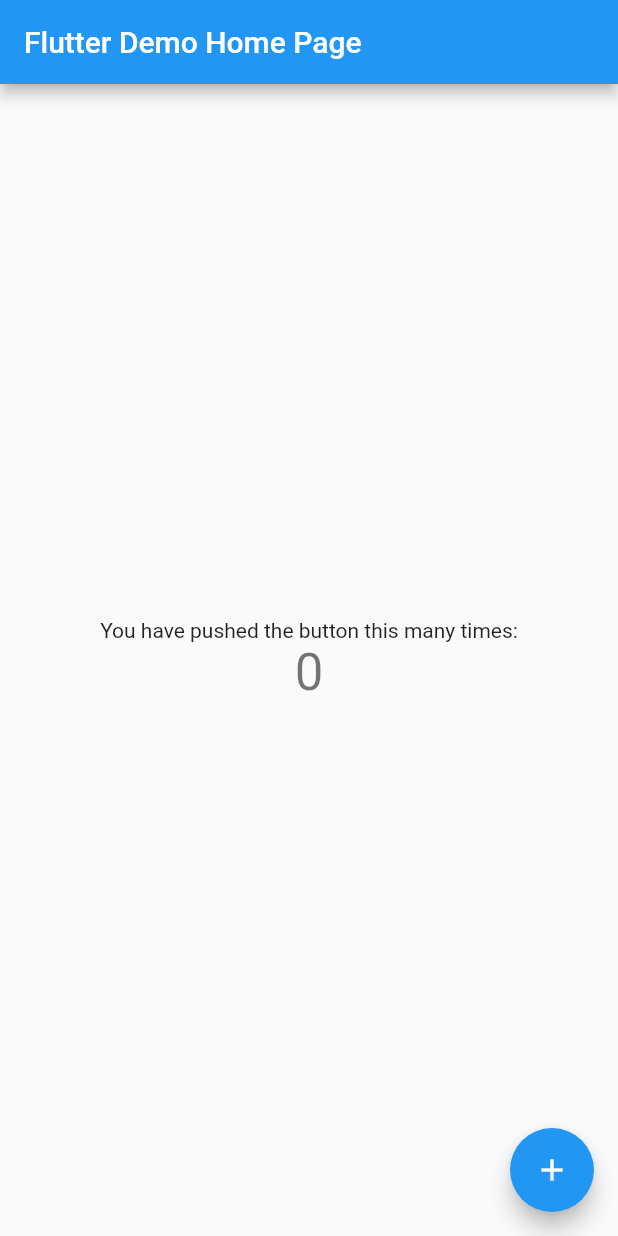
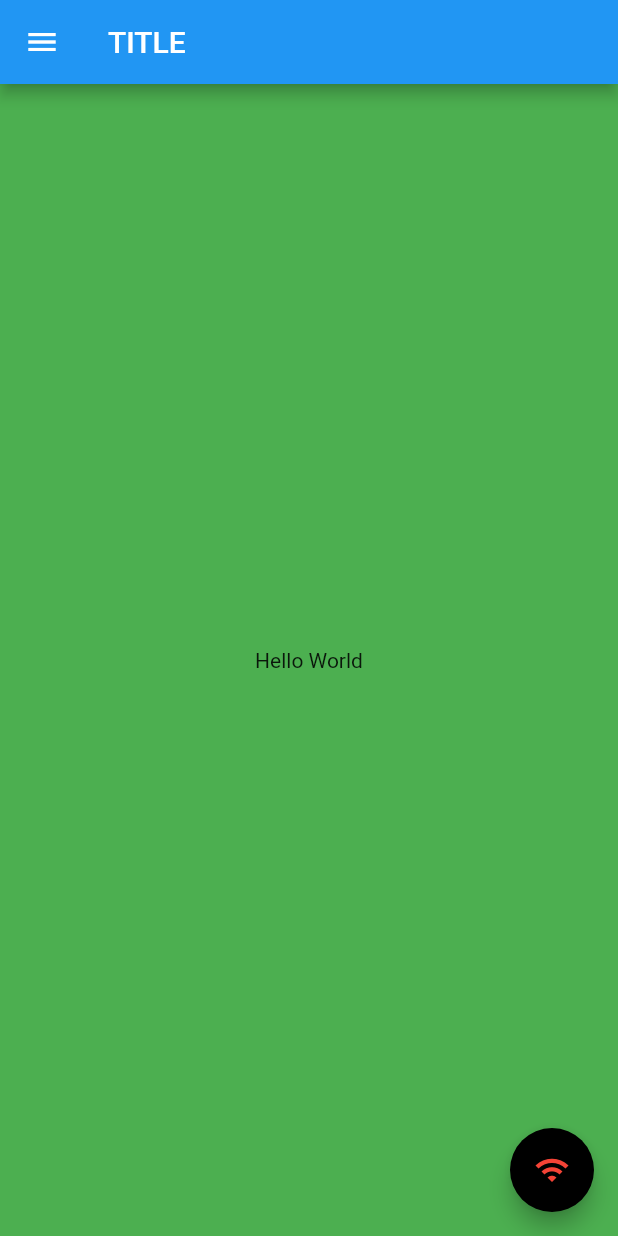
Before and after one commit to mrunali8975/fluttertraining, a Flutter app: the screen it shows after launch, on a phone screen of 412 x 824 dp. Run offline on Flutter 3.47's test engine with Material 2 defaults, Android fonts, the phone set to English and light mode, and no system bars.

Commit message:
homework day2 completed

```diff
--- a/lib/main.dart
+++ b/lib/main.dart
@@ -1,115 +1,42 @@
+import 'package:flutter/cupertino.dart';
 import 'package:flutter/material.dart';
 
-void main() {
-  runApp(const MyApp());
+main() {
+  runApp(MaterialApp(
+    home: FirstPage(),
+    //debugShowCheckedModeBanner: false,
+    //theme: ThemeData(brightness: Brightness.dark,
+    // primaryColor: Colors.green,
+    //),
+  ));
 }
 
-class MyApp extends StatelessWidget {
-  const MyApp({Key? key}) : super(key: key);
-
-  // This widget is the root of your application.
+class FirstPage extends StatelessWidget {
+  const FirstPage({Key? key}) : super(key: key);
   @override
   Widget build(BuildContext context) {
-    return MaterialApp(
-      title: 'Flutter Demo',
-      theme: ThemeData(
-        // This is the theme of your application.
-        //
-        // Try running your application with "flutter run". You'll see the
-        // application has a blue toolbar. Then, without quitting the app, try
-        // changing the primarySwatch below to Colors.green and then invoke
-        // "hot reload" (press "r" in the console where you ran "flutter run",
-        // or simply save your changes to "hot reload" in a Flutter IDE).
-        // Notice that the counter didn't reset back to zero; the application
-        // is not restarted.
-        primarySwatch: Colors.blue,
+    // TODO: implement build
+    return SafeArea(
+      child: Scaffold(
+        appBar: AppBar(
+          leading: Icon(Icons.menu),
+          title: Text("TITLE"),
+        ),
+        backgroundColor: Colors.green,
+
+        body: Center(
+          child: Text("Hello World"),
+        ),
+        floatingActionButton: FloatingActionButton(
+          onPressed: () {},
+          backgroundColor: Colors.black,
+          child: const Icon(
+            Icons.wifi,
+            color: Colors.red,
+          ),
+        ),
+
       ),
-      home: const MyHomePage(title: 'Flutter Demo Home Page'),
     );
   }
 }
-
-class MyHomePage extends StatefulWidget {
-  const MyHomePage({Key? key, required this.title}) : super(key: key);
-
-  // This widget is the home page of your application. It is stateful, meaning
-  // that it has a State object (defined below) that contains fields that affect
-  // how it looks.
-
-  // This class is the configuration for the state. It holds the values (in this
-  // case the title) provided by the parent (in this case the App widget) and
-  // used by the build method of the State. Fields in a Widget subclass are
-  // always marked "final".
-
-  final String title;
-
-  @override
-  State<MyHomePage> createState() => _MyHomePageState();
-}
-
-class _MyHomePageState extends State<MyHomePage> {
-  int _counter = 0;
-
-  void _incrementCounter() {
-    setState(() {
-      // This call to setState tells the Flutter framework that something has
-      // changed in this State, which causes it to rerun the build method below
-      // so that the display can reflect the updated values. If we changed
-      // _counter without calling setState(), then the build method would not be
-      // called again, and so nothing would appear to happen.
-      _counter++;
-    });
-  }
-
-  @override
-  Widget build(BuildContext context) {
-    // This method is rerun every time setState is called, for instance as done
-    // by the _incrementCounter method above.
-    //
-    // The Flutter framework has been optimized to make rerunning build methods
-    // fast, so that you can just rebuild anything that needs updating rather
-    // than having to individually change instances of widgets.
-    return Scaffold(
-      appBar: AppBar(
-        // Here we take the value from the MyHomePage object that was created by
-        // the App.build method, and use it to set our appbar title.
-        title: Text(widget.title),
-      ),
-      body: Center(
-        // Center is a layout widget. It takes a single child and positions it
-        // in the middle of the parent.
-        child: Column(
-          // Column is also a layout widget. It takes a list of children and
-          // arranges them vertically. By default, it sizes itself to fit its
-          // children horizontally, and tries to be as tall as its parent.
-          //
-          // Invoke "debug painting" (press "p" in the console, choose the
-          // "Toggle Debug Paint" action from the Flutter Inspector in Android
-          // Studio, or the "Toggle Debug Paint" command in Visual Studio Code)
-          // to see the wireframe for each widget.
-          //
-          // Column has various properties to control how it sizes itself and
-          // how it positions its children. Here we use mainAxisAlignment to
-          // center the children vertically; the main axis here is the vertical
-          // axis because Columns are vertical (the cross axis would be
-          // horizontal).
-          mainAxisAlignment: MainAxisAlignment.center,
-          children: <Widget>[
-            const Text(
-              'You have pushed the button this many times:',
-            ),
-            Text(
-              '$_counter',
-              style: Theme.of(context).textTheme.headline4,
-            ),
-          ],
-        ),
-      ),
-      floatingActionButton: FloatingActionButton(
-        onPressed: _incrementCounter,
-        tooltip: 'Increment',
-        child: const Icon(Icons.add),
-      ), // This trailing comma makes auto-formatting nicer for build methods.
-    );
-  }
-}
```
